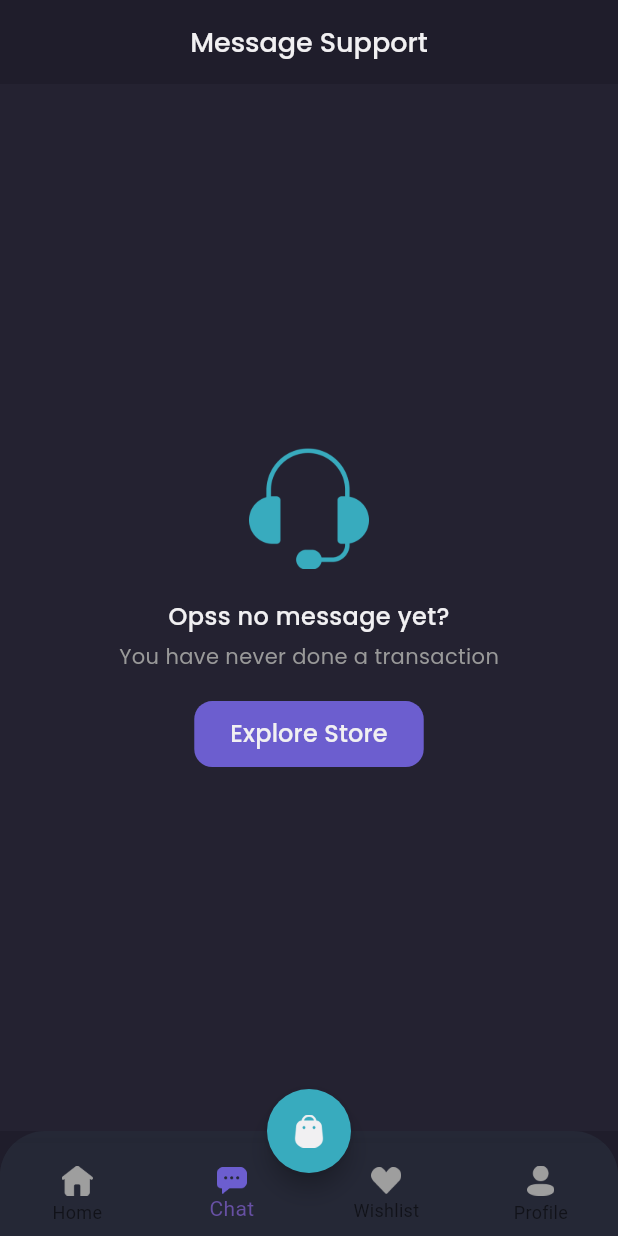
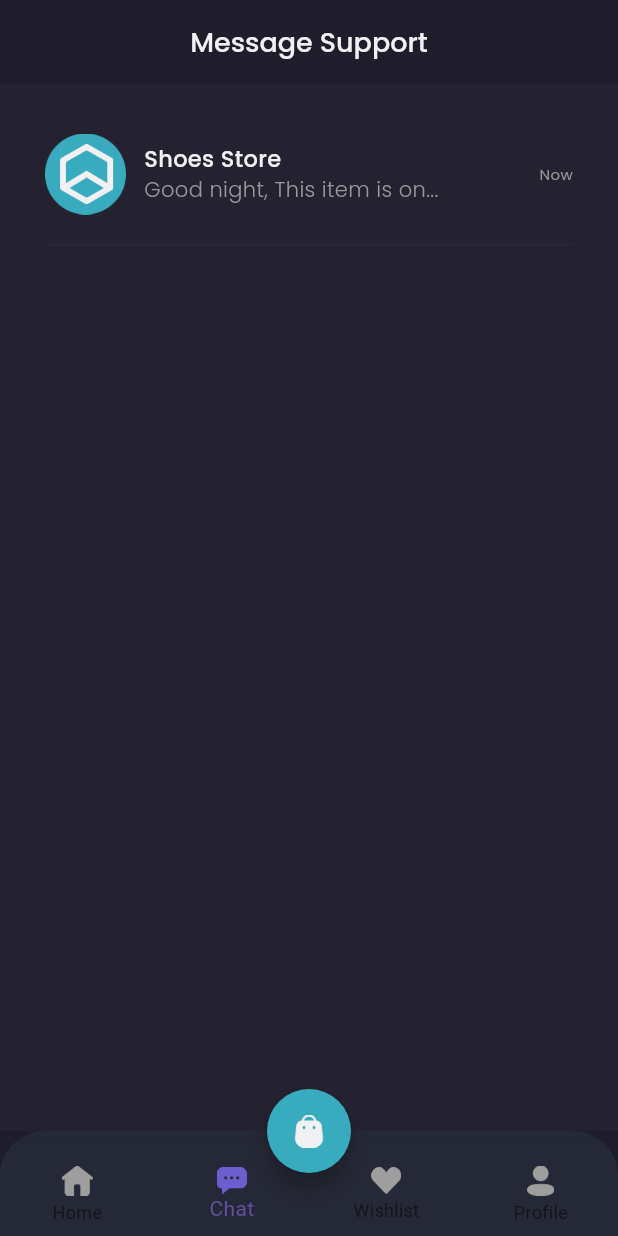
Before and after one commit to Samsulmaarif01/Shamo-Flutter-App, a Flutter app: the MainPage screen opened by its route, item 2 of the bottom bar chosen, on a phone screen of 412 x 824 dp. Run offline on Flutter 3.47's test engine with Material 3 defaults, Android fonts, the phone set to English and light mode, and no system bars; our stand-ins replace google_fonts.

```diff
--- a/lib/main.dart
+++ b/lib/main.dart
@@ -1,5 +1,6 @@
 
 import 'package:flutter/material.dart';
+import 'package:shamo/pages/detail_chat_page.dart';
 import 'package:shamo/pages/home/main_page.dart';
 import 'package:shamo/pages/sign_in_page.dart';
 import 'package:shamo/pages/splash_page.dart';
@@ -22,6 +23,7 @@ class MyApp extends StatelessWidget {
         '/sign-in': (context) => const SignInPage(),
         '/sign-up': (context) => const SignUpPage(),
         '/home': (context) => const MainPage(),
+        '/detail-chat': (context) => const DetailChatPage(),
 
       },
     );
--- a/lib/pages/home/chat_page.dart
+++ b/lib/pages/home/chat_page.dart
@@ -1,5 +1,6 @@
 import 'package:flutter/material.dart';
 import 'package:shamo/theme.dart';
+import 'package:shamo/widgets/chat_tile.dart';
 
 class ChatPage extends StatelessWidget {
   const ChatPage({super.key});
@@ -22,8 +23,8 @@ class ChatPage extends StatelessWidget {
       );
     }
 
-    Widget content() {
-      return Expanded(
+  Widget emptyChat() {
+    return Expanded(
         child: Container(
           width: double.infinity,
           color: backgroundColor3,
@@ -81,12 +82,29 @@ class ChatPage extends StatelessWidget {
           ),
         ),
       );
+  }
+    Widget content() {
+      return Expanded(
+        child: Container(
+          width: double.infinity,
+          color: backgroundColor3,
+          child: ListView(
+            padding: const EdgeInsets.symmetric(
+              horizontal: defaultMargin,
+            ),
+            children: [
+             const ChatTile(),
+            ],
+          ),
+        ),
+      );
     }
 
     return Column(
       children: [
         header(),
         content(),
+        // emptyChat(),
       ],
     );
   }
--- /dev/null
+++ b/lib/widgets/chat_tile.dart
@@ -0,0 +1,69 @@
+import 'package:flutter/material.dart';
+import 'package:shamo/theme.dart';
+
+class ChatTile extends StatelessWidget {
+  const ChatTile({super.key});
+
+  @override
+  Widget build(BuildContext context) {
+    return GestureDetector(
+      onTap: () {
+        Navigator.pushNamed(context, '/detail-chat');
+      },
+      child: Container(
+        margin: const EdgeInsets.only(
+          top: 33,
+        ),
+        child: Column(
+          children: [
+            Row(
+              children: [
+                Image.asset(
+                  'assets/Logo Shop Picture.png',
+                  width: 54,
+                ),
+                const SizedBox(
+                  width: 12,
+                ),
+                Expanded(
+                  child: Column(
+                    crossAxisAlignment: CrossAxisAlignment.start,
+                    children: [
+                      Text(
+                        'Shoes Store',
+                        style: primaryTextStyle.copyWith(
+                          fontSize: 15,
+                          fontWeight: medium,
+                        ),
+                      ),
+                      Text(
+                        'Good night, This item is on...',
+                        style: secondaryTextStyle.copyWith(
+                          fontWeight: light,
+                        ),
+                        overflow: TextOverflow.ellipsis,
+                      )
+                    ],
+                  ),
+                ),
+                Text(
+                  'Now',
+                  style: secondaryTextStyle.copyWith(
+                    fontSize: 10,
+                  ),
+                )
+              ],
+            ),
+            const SizedBox(
+              height: 12,
+            ),
+            const Divider(
+              thickness: 1,
+              color: Color(0xff2B2939),
+            )
+          ],
+        ),
+      ),
+    );
+  }
+}
```
Also changed, not shown: lib/pages/detail_chat_page.dart (added, +102 -0 lines), assets/Group 1348.png (added), assets/Send Button.png (added).
